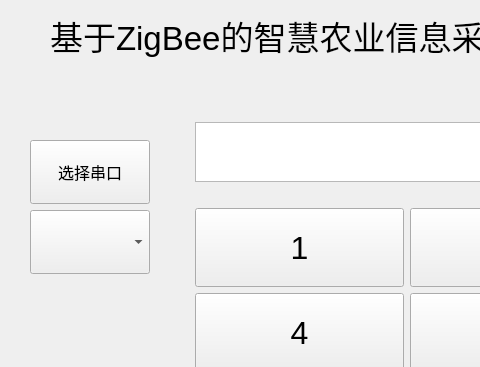
The window that mywidget.ui (lucky-qq/QT_ZigBee) describes before a commit, drawn with Qt 5; both pictures show x 0 to 480 and y 0 to 367 of the 1024 by 600 pixel window.
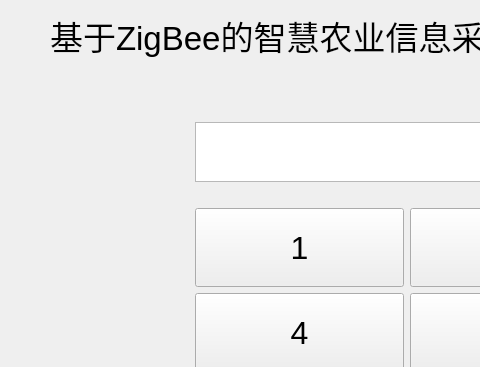
The same window after the commit. Icons and pictures are not drawn.

What changed in the file:
```diff
--- a/mywidget.ui
+++ b/mywidget.ui
@@ -112,31 +112,6 @@
       <string>更改密码</string>
      </property>
     </widget>
-    <widget class="QComboBox" name="comboBox">
-     <property name="geometry">
-      <rect>
-       <x>30</x>
-       <y>210</y>
-       <width>120</width>
-       <height>64</height>
-      </rect>
-     </property>
-     <property name="sizePolicy">
-      <sizepolicy hsizetype="Fixed" vsizetype="Fixed">
-       <horstretch>0</horstretch>
-       <verstretch>0</verstretch>
-      </sizepolicy>
-     </property>
-     <property name="minimumSize">
-      <size>
-       <width>120</width>
-       <height>64</height>
-      </size>
-     </property>
-     <property name="currentText">
-      <string/>
-     </property>
-    </widget>
     <widget class="QWidget" name="layoutWidget">
      <property name="geometry">
       <rect>
@@ -412,36 +387,6 @@
       </item>
      </layout>
     </widget>
-    <widget class="QPushButton" name="label">
-     <property name="geometry">
-      <rect>
-       <x>30</x>
-       <y>140</y>
-       <width>120</width>
-       <height>64</height>
-      </rect>
-     </property>
-     <property name="sizePolicy">
-      <sizepolicy hsizetype="Fixed" vsizetype="Fixed">
-       <horstretch>0</horstretch>
-       <verstretch>0</verstretch>
-      </sizepolicy>
-     </property>
-     <property name="minimumSize">
-      <size>
-       <width>120</width>
-       <height>64</height>
-      </size>
-     </property>
-     <property name="font">
-      <font>
-       <pointsize>12</pointsize>
-      </font>
-     </property>
-     <property name="text">
-      <string>选择串口</string>
-     </property>
-    </widget>
     <widget class="QPushButton" name="pushButtonExit">
      <property name="geometry">
       <rect>
```
